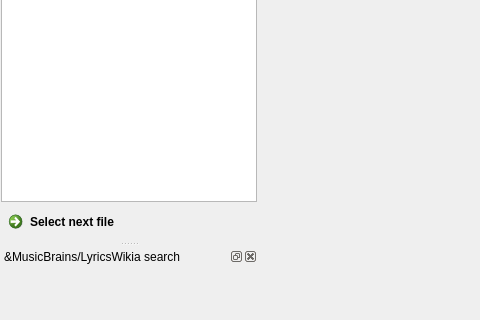
Martchus/tageditor, file gui/mainwindow.ui: the form before one commit; both pictures show x 0 to 480 and y 518 to 838 of the 1225 by 838 pixel window.
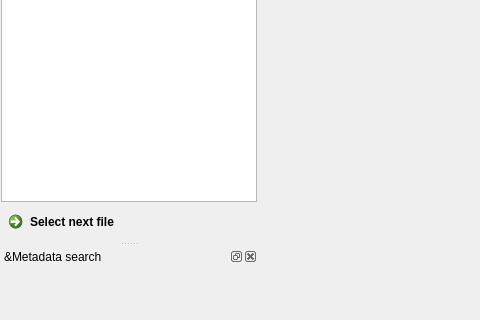
The form after the commit. Icons and pictures are not drawn. Custom widgets are drawn as their Qt base class.

Commit message:
Rename "MusicBrains/LyricsWikia search" to "Metadata search"
* LyricsWikia is offline
* "Metadata" is more generic and shorter

```diff
--- a/gui/mainwindow.ui
+++ b/gui/mainwindow.ui
@@ -153,7 +153,7 @@
     <bool>false</bool>
    </property>
    <property name="windowTitle">
-    <string>&amp;MusicBrains/LyricsWikia search</string>
+    <string>&amp;Metadata search</string>
    </property>
    <attribute name="dockWidgetArea">
     <number>1</number>
```
Left out of the diff: 2 changed lines with no effect on the pictures. The commit also changes 1 other file.
